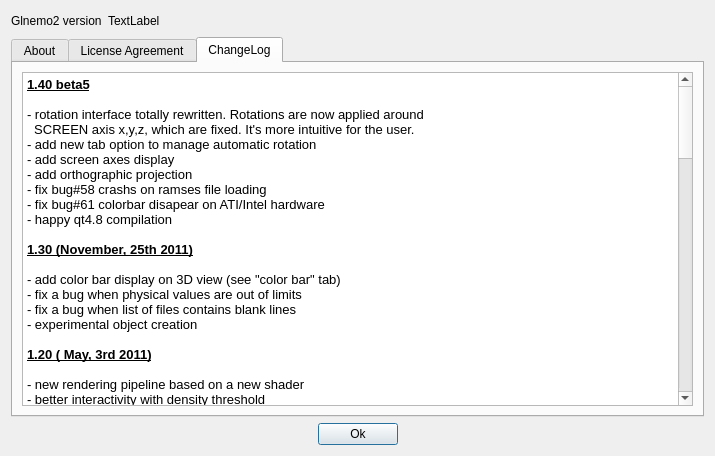
Before: the Qt Designer form usr/jcl/glnemo2/src/formabout.ui in teuben/nemo, drawn with Qt 5.
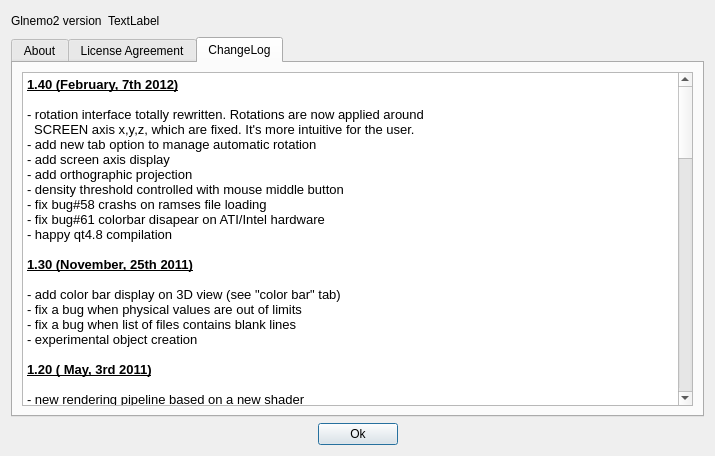
After: the same form once the commit is applied. Icons and pictures are not drawn.

The edit to the form file:
```diff
--- a/usr/jcl/glnemo2/src/formabout.ui
+++ b/usr/jcl/glnemo2/src/formabout.ui
@@ -1057,13 +1057,14 @@
 &lt;table border=&quot;0&quot; style=&quot;-qt-table-type: root; margin-top:4px; margin-bottom:4px; margin-left:4px; margin-right:4px;&quot;&gt;
 &lt;tr&gt;
 &lt;td style=&quot;border: none;&quot;&gt;
-&lt;p style=&quot; margin-top:0px; margin-bottom:0px; margin-left:0px; margin-right:0px; -qt-block-indent:0; text-indent:0px;&quot;&gt;&lt;span style=&quot; font-size:10pt; font-weight:600; text-decoration: underline;&quot;&gt;1.40 beta5&lt;/span&gt;&lt;/p&gt;
+&lt;p style=&quot; margin-top:0px; margin-bottom:0px; margin-left:0px; margin-right:0px; -qt-block-indent:0; text-indent:0px;&quot;&gt;&lt;span style=&quot; font-size:10pt; font-weight:600; text-decoration: underline;&quot;&gt;1.40 (February, 7th 2012)&lt;/span&gt;&lt;/p&gt;
 &lt;p style=&quot;-qt-paragraph-type:empty; margin-top:0px; margin-bottom:0px; margin-left:0px; margin-right:0px; -qt-block-indent:0; text-indent:0px; font-size:10pt;&quot;&gt;&lt;/p&gt;
 &lt;p style=&quot; margin-top:0px; margin-bottom:0px; margin-left:0px; margin-right:0px; -qt-block-indent:0; text-indent:0px;&quot;&gt;&lt;span style=&quot; font-size:10pt;&quot;&gt;- rotation interface totally rewritten. Rotations are now applied around&lt;/span&gt;&lt;/p&gt;
 &lt;p style=&quot; margin-top:0px; margin-bottom:0px; margin-left:0px; margin-right:0px; -qt-block-indent:0; text-indent:0px;&quot;&gt;&lt;span style=&quot; font-size:10pt;&quot;&gt;  SCREEN axis x,y,z, which are fixed. It's more intuitive for the user.&lt;/span&gt;&lt;/p&gt;
 &lt;p style=&quot; margin-top:0px; margin-bottom:0px; margin-left:0px; margin-right:0px; -qt-block-indent:0; text-indent:0px;&quot;&gt;&lt;span style=&quot; font-size:10pt;&quot;&gt;- add new tab option to manage automatic rotation&lt;/span&gt;&lt;/p&gt;
-&lt;p style=&quot; margin-top:0px; margin-bottom:0px; margin-left:0px; margin-right:0px; -qt-block-indent:0; text-indent:0px;&quot;&gt;&lt;span style=&quot; font-size:10pt;&quot;&gt;- add screen axes display&lt;/span&gt;&lt;/p&gt;
+&lt;p style=&quot; margin-top:0px; margin-bottom:0px; margin-left:0px; margin-right:0px; -qt-block-indent:0; text-indent:0px;&quot;&gt;&lt;span style=&quot; font-size:10pt;&quot;&gt;- add screen axis display&lt;/span&gt;&lt;/p&gt;
 &lt;p style=&quot; margin-top:0px; margin-bottom:0px; margin-left:0px; margin-right:0px; -qt-block-indent:0; text-indent:0px;&quot;&gt;&lt;span style=&quot; font-size:10pt;&quot;&gt;- add orthographic projection&lt;/span&gt;&lt;/p&gt;
+&lt;p style=&quot; margin-top:0px; margin-bottom:0px; margin-left:0px; margin-right:0px; -qt-block-indent:0; text-indent:0px;&quot;&gt;&lt;span style=&quot; font-size:10pt;&quot;&gt;- density threshold controlled with mouse middle button&lt;/span&gt;&lt;/p&gt;
 &lt;p style=&quot; margin-top:0px; margin-bottom:0px; margin-left:0px; margin-right:0px; -qt-block-indent:0; text-indent:0px;&quot;&gt;&lt;span style=&quot; font-size:10pt;&quot;&gt;- fix bug#58 crashs on ramses file loading&lt;/span&gt;&lt;/p&gt;
 &lt;p style=&quot; margin-top:0px; margin-bottom:0px; margin-left:0px; margin-right:0px; -qt-block-indent:0; text-indent:0px;&quot;&gt;&lt;span style=&quot; font-size:10pt;&quot;&gt;- fix bug#61 colorbar disapear on ATI/Intel hardware&lt;/span&gt;&lt;/p&gt;
 &lt;p style=&quot; margin-top:0px; margin-bottom:0px; margin-left:0px; margin-right:0px; -qt-block-indent:0; text-indent:0px;&quot;&gt;&lt;span style=&quot; font-size:10pt;&quot;&gt;- happy qt4.8 compilation&lt;/span&gt;&lt;/p&gt;
```
